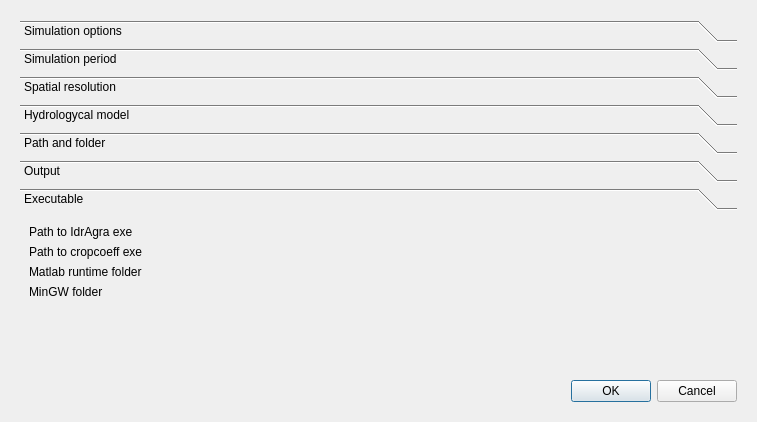
Before: the Qt Designer form forms/set_simulation_dialog.ui in rita-tools/IdrAgraTools, drawn with Qt 5.
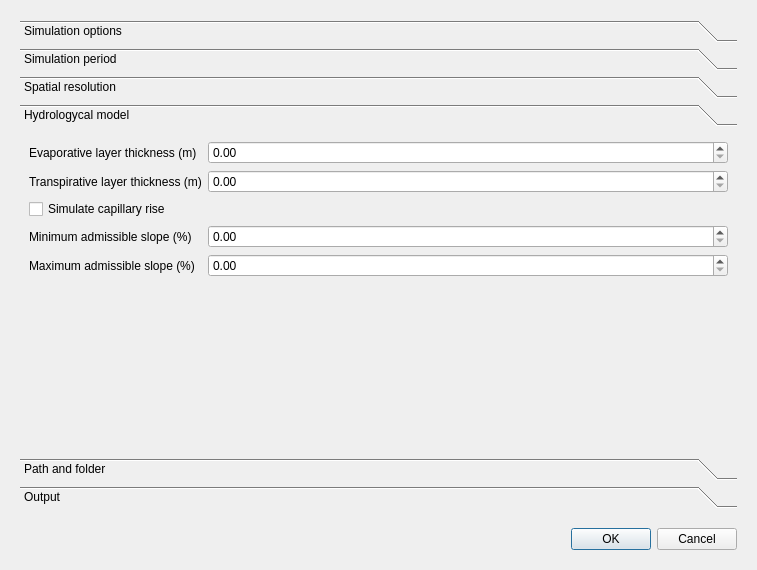
After: the same form once the commit is applied. The open tabs and pages were chosen to show the change. Custom widgets are drawn as their Qt base class.

Commit message: update to new slope algorithm

Patch:
```diff
--- a/forms/set_simulation_dialog.ui
+++ b/forms/set_simulation_dialog.ui
@@ -7,7 +7,7 @@
     <x>0</x>
     <y>0</y>
     <width>757</width>
-    <height>422</height>
+    <height>570</height>
    </rect>
   </property>
   <property name="windowTitle">
@@ -186,8 +186,8 @@
         <rect>
          <x>0</x>
          <y>0</y>
-         <width>739</width>
-         <height>179</height>
+         <width>717</width>
+         <height>319</height>
         </rect>
        </property>
        <attribute name="label">
@@ -201,24 +201,14 @@
           </property>
          </widget>
         </item>
-        <item row="0" column="1">
-         <widget class="QDoubleSpinBox" name="EVALAY_SB">
-          <property name="maximum">
-           <double>1000.000000000000000</double>
-          </property>
-          <property name="value">
-           <double>0.000000000000000</double>
-          </property>
-         </widget>
-        </item>
-        <item row="1" column="0">
+        <item row="2" column="0">
          <widget class="QLabel" name="TRANSLAY_LB">
           <property name="text">
            <string>Transpirative layer thickness (m)</string>
           </property>
          </widget>
         </item>
-        <item row="1" column="1">
+        <item row="2" column="1">
          <widget class="QDoubleSpinBox" name="TRANSLAY_SB">
           <property name="maximum">
            <double>1000.000000000000000</double>
@@ -228,13 +218,57 @@
           </property>
          </widget>
         </item>
-        <item row="2" column="0">
+        <item row="3" column="0">
          <widget class="QCheckBox" name="CAPRISE_CB">
           <property name="text">
            <string>Simulate capillary rise</string>
           </property>
          </widget>
         </item>
+        <item row="4" column="0">
+         <widget class="QLabel" name="MINSLOP_LB">
+          <property name="text">
+           <string>Minimum admissible slope (%)</string>
+          </property>
+         </widget>
+        </item>
+        <item row="6" column="0">
+         <widget class="QLabel" name="MAXSLOPE_LB">
+          <property name="text">
+           <string>Maximum admissible slope (%)</string>
+          </property>
+         </widget>
+        </item>
+        <item row="0" column="1">
+         <widget class="QDoubleSpinBox" name="EVALAY_SB">
+          <property name="maximum">
+           <double>1000.000000000000000</double>
+          </property>
+          <property name="value">
+           <double>0.000000000000000</double>
+          </property>
+         </widget>
+        </item>
+        <item row="4" column="1">
+         <widget class="QDoubleSpinBox" name="MINSLOPE_SB">
+          <property name="maximum">
+           <double>1000.000000000000000</double>
+          </property>
+          <property name="value">
+           <double>0.000000000000000</double>
+          </property>
+         </widget>
+        </item>
+        <item row="6" column="1">
+         <widget class="QDoubleSpinBox" name="MAXSLOPE_SB">
+          <property name="maximum">
+           <double>1000.000000000000000</double>
+          </property>
+          <property name="value">
+           <double>0.000000000000000</double>
+          </property>
+         </widget>
+        </item>
        </layout>
       </widget>
       <widget class="QWidget" name="FOLDER_PG">
@@ -287,69 +321,6 @@
        </attribute>
        <layout class="QFormLayout" name="formLayout_5"/>
       </widget>
-      <widget class="QWidget" name="page_2">
-       <property name="geometry">
-        <rect>
-         <x>0</x>
-         <y>0</y>
-         <width>739</width>
-         <height>179</height>
-        </rect>
-       </property>
-       <attribute name="label">
-        <string>Executable</string>
-       </attribute>
-       <layout class="QFormLayout" name="formLayout_4">
-        <item row="0" column="0">
-         <widget class="QLabel" name="IDRAGRA_LB">
-          <property name="text">
-           <string>Path to IdrAgra exe</string>
-          </property>
-         </widget>
-        </item>
-        <item row="0" column="1">
-         <widget class="QgsFileWidget" name="IDRAGRA_EXE"/>
-        </item>
-        <item row="1" column="0">
-         <widget class="QLabel" name="CROPCOEFF_LB">
-          <property name="text">
-           <string>Path to cropcoeff exe</string>
-          </property>
-         </widget>
-        </item>
-        <item row="1" column="1">
-         <widget class="QgsFileWidget" name="CROPCOEFF_EXE"/>
-        </item>
-        <item row="2" column="0">
-         <widget class="QLabel" name="MATLAB_LB">
-          <property name="text">
-           <string>Matlab runtime folder</string>
-          </property>
-         </widget>
-        </item>
-        <item row="2" column="1">
-         <widget class="QgsFileWidget" name="MATLAB_FOLDER">
-          <property name="storageMode">
-           <enum>QgsFileWidget::GetDirectory</enum>
-          </property>
-         </widget>
-        </item>
-        <item row="3" column="0">
-         <widget class="QLabel" name="MINGW_LB">
-          <property name="text">
-           <string>MinGW folder</string>
-          </property>
-         </widget>
-        </item>
-        <item row="3" column="1">
-         <widget class="QgsFileWidget" name="MINGW_FOLDER">
-          <property name="storageMode">
-           <enum>QgsFileWidget::GetDirectory</enum>
-          </property>
-         </widget>
-        </item>
-       </layout>
-      </widget>
      </widget>
     </item>
     <item>
```
Left out of the diff: 20 changed lines with no effect on the pictures. The commit also changes 3 other files.
